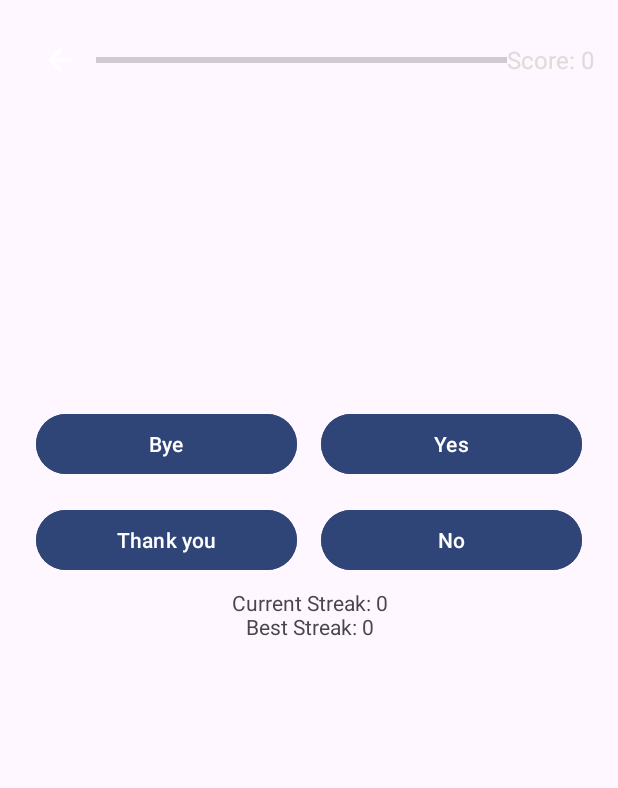
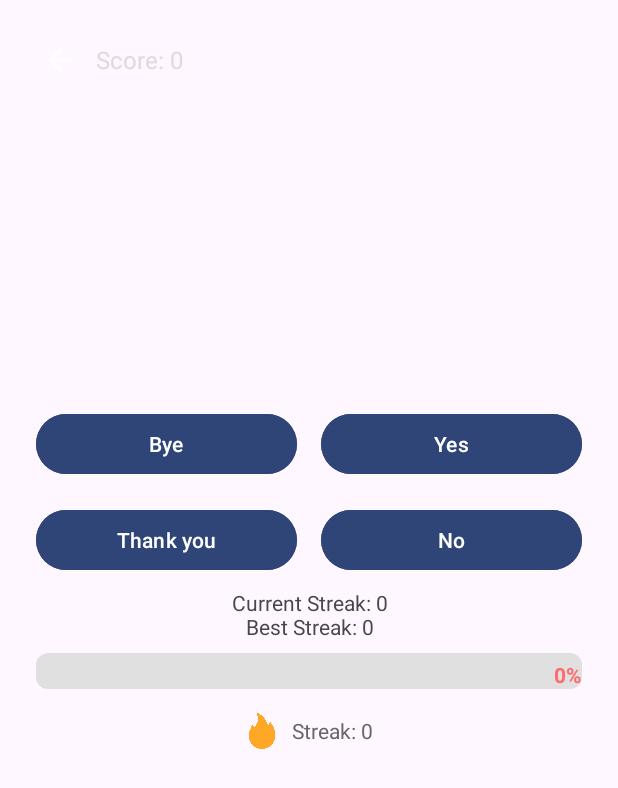
Before and after one commit to roy-vic018/module, an Android app: the QuizActivity screen opened directly, with no data from a screen before it, on a phone screen of 412 x 824 dp. Shown: the top 788 px of the screen. Run offline under Robolectric (Android 15) with nearby library versions, the phone set to English and light mode, and no system bars; our stand-ins replace data binding.

Commit message:
updated quiz activity

```diff
--- a/app/src/main/java/com/example/module/QuizActivity.kt
+++ b/app/src/main/java/com/example/module/QuizActivity.kt
@@ -1,15 +1,18 @@
 package com.example.module
 
+import android.animation.ValueAnimator
 import android.annotation.SuppressLint
 import android.graphics.Color
 import android.os.Bundle
 import android.os.Handler
 import android.os.Looper
+import android.view.View
+import android.view.animation.OvershootInterpolator
 import androidx.appcompat.app.AlertDialog
 import androidx.appcompat.app.AppCompatActivity
 import com.example.module.databinding.ActivityQuizBinding
+import android.view.animation.AnimationUtils
 
-// Add before QuizActivity class
 data class QuizQuestion(
     val type: String,
     val correctAnswer: String,
@@ -140,14 +143,6 @@ class QuizActivity : AppCompatActivity() {
         binding.imgQuestion.setColorFilter(color)
     }
 
-    @SuppressLint("SetTextI18n")
-    private fun updateProgressUI() {
-        val progress = (currentProgress.correctAnswers.toFloat() / currentProgress.totalQuestions) * 100
-        binding.progressBar.progress = progress.toInt()
-        binding.txtScore.text = "Score: ${currentProgress.correctAnswers}"
-        binding.txtStreak.text = "Current Streak: ${currentProgress.currentStreak}\nBest Streak: ${currentProgress.bestStreak}"
-    }
-
     private fun showResults() {
         AlertDialog.Builder(this)
             .setTitle("Quiz Complete!")
@@ -178,4 +173,46 @@ class QuizActivity : AppCompatActivity() {
             button.setOnClickListener { checkAnswer(button.text.toString()) }
         }
     }
+
+    // Add to QuizActivity.kt
+    private var progressAnimator: ValueAnimator? = null
+
+    @SuppressLint("SetTextI18n")
+    private fun updateProgressUI() {
+        val progress = (currentProgress.correctAnswers.toFloat() / currentProgress.totalQuestions) * 100
+        val prevProgress = binding.progressBar.progress
+
+        // Animate progress bar
+        progressAnimator?.cancel()
+        progressAnimator = ValueAnimator.ofInt(prevProgress, progress.toInt()).apply {
+            duration = 500
+            interpolator = OvershootInterpolator()
+            addUpdateListener { animator ->
+                val value = animator.animatedValue as Int
+                binding.progressBar.progress = value
+                binding.txtProgressPercent.text = "$value%"
+
+                // Update rocket position
+                val translationX = (binding.progressBar.width * (value / 100f)) -
+                        (binding.progressIndicator.width / 2f)
+                binding.progressIndicator.translationX = translationX
+            }
+            start()
+        }
+
+        // Animate streak
+        binding.txtStreakMain.text = "Current Streak: ${currentProgress.currentStreak}\nBest Streak: ${currentProgress.bestStreak}"
+        binding.txtStreakProgress.text = "Streak: ${currentProgress.currentStreak}"
+
+        // Particle effect on streak increase
+        if (currentProgress.currentStreak > 0 && currentProgress.currentStreak % 5 == 0) {
+            showStreakEffect(currentProgress.currentStreak)
+        }
+    }
+
+    private fun showStreakEffect(streak: Int) {
+        val anim = AnimationUtils.loadAnimation(this, R.anim.streak_pulse).apply {
+            repeatCount = 2
+        }
+    }
 }
--- /dev/null
+++ b/app/src/main/res/anim/streak_pulse.xml
@@ -0,0 +1,19 @@
+<set xmlns:android="http://schemas.android.com/apk/res/android">
+    <scale
+        android:duration="200"
+        android:fromXScale="1.0"
+        android:fromYScale="1.0"
+        android:pivotX="50%"
+        android:pivotY="50%"
+        android:toXScale="1.5"
+        android:toYScale="1.5"/>
+    <scale
+        android:startOffset="200"
+        android:duration="200"
+        android:fromXScale="1.5"
+        android:fromYScale="1.5"
+        android:pivotX="50%"
+        android:pivotY="50%"
+        android:toXScale="1.0"
+        android:toYScale="1.0"/>
+</set>
--- a/app/src/main/res/layout/activity_quiz.xml
+++ b/app/src/main/res/layout/activity_quiz.xml
@@ -3,6 +3,7 @@
     xmlns:android="http://schemas.android.com/apk/res/android"
     xmlns:app="http://schemas.android.com/apk/res-auto">
 
+    <!-- Single Root Layout -->
     <LinearLayout
         android:layout_width="match_parent"
         android:layout_height="match_parent"
@@ -22,24 +23,16 @@
                 android:layout_height="48dp"
                 android:background="?attr/selectableItemBackgroundBorderless"
                 android:src="@drawable/ic_back"
-                tools:ignore="ContentDescription,SpeakableTextPresentCheck" />
-
-            <ProgressBar
-                android:id="@+id/progressBar"
-                style="@style/Widget.AppCompat.ProgressBar.Horizontal"
-                android:layout_width="0dp"
-                android:layout_height="8dp"
-                android:layout_weight="5"
-                android:progress="0"/>
+                tools:ignore="ContentDescription,SpeakableTextPresentCheck,ImageContrastCheck" />
 
             <TextView
                 android:id="@+id/txtScore"
                 android:layout_width="wrap_content"
                 android:layout_height="wrap_content"
                 android:text="Score: 0"
+                android:textColor="#E2D9D9"
                 android:textSize="16sp"
-                android:textColor="#E2D9D9"
-                tools:ignore="HardcodedText" />
+                tools:ignore="HardcodedText,TextContrastCheck" />
         </LinearLayout>
 
         <!-- Question Content -->
@@ -48,7 +41,8 @@
             android:layout_width="200dp"
             android:layout_height="200dp"
             android:layout_gravity="center"
-            android:scaleType="fitCenter"/>
+            android:scaleType="fitCenter"
+            tools:ignore="ContentDescription" />
 
         <!-- Answer Options -->
         <GridLayout
@@ -65,7 +59,7 @@
                 android:layout_columnWeight="1"
                 android:layout_margin="8dp"
                 android:backgroundTint="@android:color/system_accent1_700"
-                tools:ignore="NewApi,SpeakableTextPresentCheck" />
+                tools:ignore="NewApi,SpeakableTextPresentCheck,VisualLintButtonSize" />
 
             <Button
                 android:id="@+id/btnOption2"
@@ -74,7 +68,7 @@
                 android:layout_columnWeight="1"
                 android:layout_margin="8dp"
                 android:backgroundTint="@android:color/system_accent1_700"
-                tools:ignore="NewApi,SpeakableTextPresentCheck" />
+                tools:ignore="NewApi,SpeakableTextPresentCheck,VisualLintButtonSize" />
 
             <Button
                 android:id="@+id/btnOption3"
@@ -83,7 +77,7 @@
                 android:layout_columnWeight="1"
                 android:layout_margin="8dp"
                 android:backgroundTint="@android:color/system_accent1_700"
-                tools:ignore="NewApi,SpeakableTextPresentCheck" />
+                tools:ignore="NewApi,SpeakableTextPresentCheck,VisualLintButtonSize" />
 
             <Button
                 android:id="@+id/btnOption4"
@@ -92,12 +86,12 @@
                 android:layout_columnWeight="1"
                 android:layout_margin="8dp"
                 android:backgroundTint="@android:color/system_accent1_700"
-                tools:ignore="NewApi,SpeakableTextPresentCheck" />
+                tools:ignore="NewApi,SpeakableTextPresentCheck,VisualLintButtonSize" />
         </GridLayout>
 
-        <!-- Streak Display -->
+        <!-- Streak Display (Renamed ID) -->
         <TextView
-            android:id="@+id/txtStreak"
+            android:id="@+id/txtStreakMain"
             android:layout_width="wrap_content"
             android:layout_height="wrap_content"
             android:layout_gravity="center"
@@ -105,5 +99,74 @@
             android:textAlignment="center"
             tools:ignore="HardcodedText" />
 
+        <!-- Progress Container -->
+        <RelativeLayout
+            android:layout_width="match_parent"
+            android:layout_height="wrap_content"
+            android:padding="8dp">
+
+            <!-- Animated Progress Bar -->
+            <ProgressBar
+                android:id="@+id/progressBar"
+                style="@style/Widget.AppCompat.ProgressBar.Horizontal"
+                android:layout_width="match_parent"
+                android:layout_height="24dp"
+                android:progressDrawable="@drawable/progress_bar_track"
+                android:indeterminate="false"
+                android:max="100"
+                android:progress="0"/>
+
+            <!-- Progress Indicator -->
+            <ImageView
+                android:id="@+id/progressIndicator"
+                android:layout_width="32dp"
+                android:layout_height="32dp"
+                android:src="@drawable/ic_rocket"
+                android:layout_marginStart="-16dp"
+                android:layout_alignBottom="@id/progressBar"
+                android:layout_alignTop="@id/progressBar"
+                android:translationX="0dp"
+                tools:ignore="ContentDescription" />
+
+            <!-- Progress Text -->
+            <TextView
+                android:id="@+id/txtProgressPercent"
+                android:layout_width="wrap_content"
+                android:layout_height="wrap_content"
+                android:layout_alignBottom="@id/progressBar"
+                android:layout_alignEnd="@id/progressBar"
+                android:text="0%"
+                android:textColor="#FF6B6B"
+                android:textSize="14sp"
+                android:textStyle="bold"
+                tools:ignore="HardcodedText" />
+        </RelativeLayout>
+
+        <!-- Streak Display (Renamed ID) -->
+        <LinearLayout
+            android:layout_width="match_parent"
+            android:layout_height="wrap_content"
+            android:orientation="horizontal"
+            android:gravity="center"
+            android:layout_marginTop="8dp"
+            tools:ignore="UseCompoundDrawables">
+
+            <ImageView
+                android:layout_width="24dp"
+                android:layout_height="24dp"
+                android:src="@drawable/ic_streak"
+                android:tint="#FFA726"
+                tools:ignore="ContentDescription,UseAppTint" />
+
+            <TextView
+                android:id="@+id/txtStreakProgress"
+                android:layout_width="wrap_content"
+                android:layout_height="wrap_content"
+                android:layout_marginStart="8dp"
+                android:text="Streak: 0"
+                android:textColor="#666"
+                android:textSize="14sp"
+                tools:ignore="HardcodedText" />
+        </LinearLayout>
     </LinearLayout>
 </layout>
```
Also changed, not shown: app/src/main/res/drawable/ic_rocket.png (added), app/src/main/res/drawable/ic_streak.png (added).
